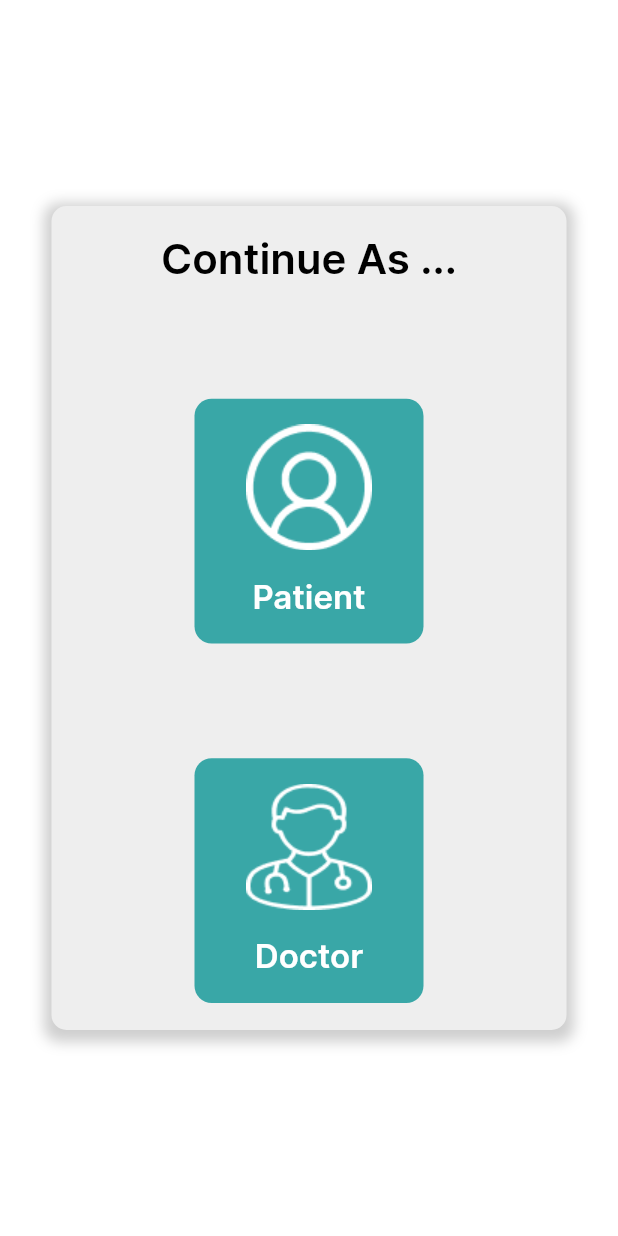
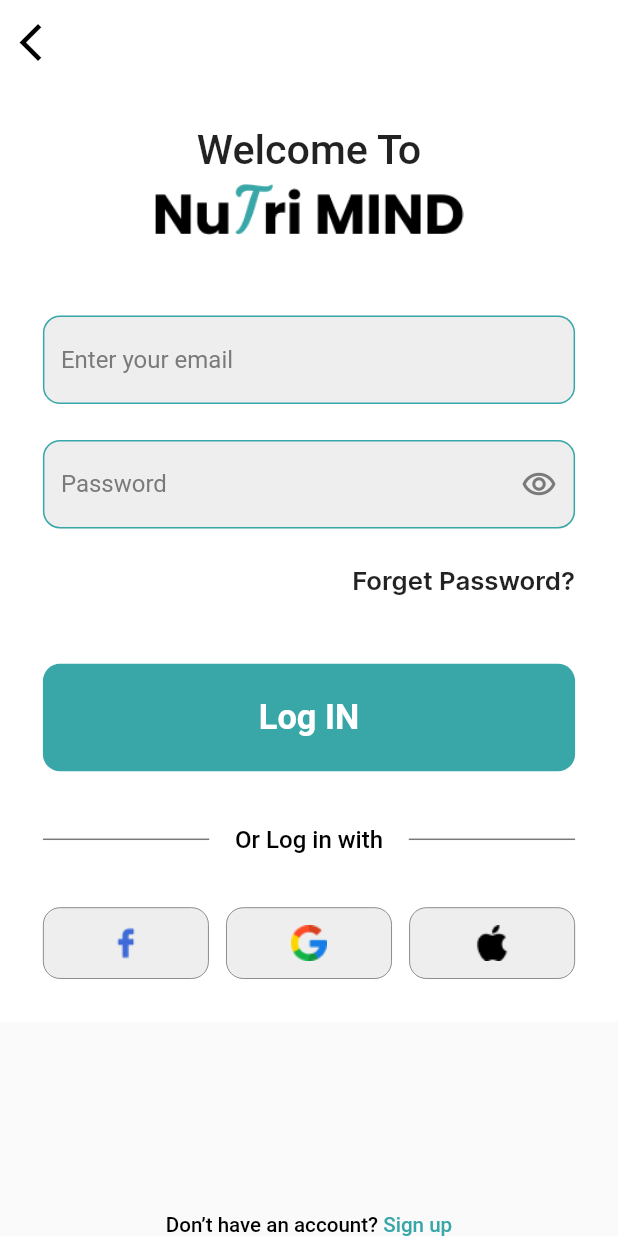
Before and after one commit to Euphoria-Team-Nutri-Mind-App-Website/NutriMind_Flutter, a Flutter app: the ContinueScreen screen opened by its route, after a tap on "Patient", on a phone screen of 412 x 824 dp. Run offline on Flutter 3.47's test engine with Material 2 defaults, Android fonts, the light colour scheme and no system bars; our stand-ins replace animated_splash_screen, bloc, flutter_bloc, flutter_screenutil, page_transition; Roboto replaces fonts that are missing (Poppins).

Commit message:
Auth Screens (Login&Signup)

```diff
--- /dev/null
+++ b/lib/modules/ui/auth_screens/login_screen.dart
@@ -0,0 +1,166 @@
+import 'package:flutter/material.dart';
+import 'package:flutter_screenutil/flutter_screenutil.dart';
+import '../../../shared/Constants/colors.dart';
+import '../../../shared/widgets/screens_widgets.dart';
+
+class LoginScreen extends StatefulWidget {
+  const LoginScreen({Key? key}) : super(key: key);
+
+  @override
+  State<LoginScreen> createState() => _LoginScreenState();
+}
+
+class _LoginScreenState extends State<LoginScreen> {
+  final emailController = TextEditingController();
+  @override
+  Widget build(BuildContext context) {
+    return Scaffold(
+      appBar: AppBar(
+        backgroundColor: Colors.white,
+        elevation: 0.sp,
+        leading: IconButton(
+            onPressed: () {
+              Navigator.pushNamed(context, 'ContinueScreen');
+            },
+            icon: const Icon(
+              Icons.arrow_back_ios,
+              color: MyColors.black,
+              size: 30,
+            )),
+      ),
+      body: SingleChildScrollView(
+        child: SafeArea(
+          child: Container(
+            padding: EdgeInsets.all(25.sp),
+            color: MyColors.white,
+            child: Column(
+              mainAxisAlignment: MainAxisAlignment.spaceEvenly,
+              crossAxisAlignment: CrossAxisAlignment.center,
+              children: [
+                Text(
+                  "Welcome To",
+                  style: TextStyle(
+                      fontWeight: FontWeight.w500,
+                      fontSize: 24.sp,
+                      fontFamily: 'Poppins'),
+                ),
+                SizedBox(
+                  height: 5.h,
+                ),
+                Image(
+                  image: const AssetImage(
+                    "assets/images/logo.png",
+                  ),
+                  width: 180.w,
+                ),
+                SizedBox(
+                  height: 45.h,
+                ),
+                const MyTextField(
+                  hintText: 'Enter your email',
+                  obscureText: false,
+                  textType: TextInputType.emailAddress,
+                ),
+                SizedBox(
+                  height: 20.h,
+                ),
+                const MyTextField(
+                  textType: TextInputType.number,
+                  hintText: 'Password',
+                  obscureText: false,
+                  suffixIcon:
+                  Icon(Icons.remove_red_eye_outlined, color: MyColors.grey),
+                ),
+                SizedBox(
+                  height: 20.h,
+                ),
+                Row(
+                  mainAxisAlignment: MainAxisAlignment.end,
+                  children: [
+                    InkWell(
+                      onTap: () {
+                        Navigator.pushNamed(context, 'ForgetPassword');
+                      },
+                      child: Text(
+                        "Forget Password?",
+                        style: TextStyle(
+                          fontFamily: 'Inter',
+                          fontSize: 15.sp,
+                          fontWeight: FontWeight.w600,
+                        ),
+                      ),
+                    ),
+                  ],
+                ),
+                SizedBox(
+                  height: 38.h,
+                ),
+                InkWell(
+                  child: MyBlueButton(
+                    text: "Log IN",
+                    page: 'HomeScreen',
+                  ),
+                ),
+                SizedBox(
+                  height: 30.h,
+                ),
+                Row(
+                  children: [
+                    const Expanded(
+                        child: Divider(
+                          thickness: 1,
+                          color: MyColors.grey,
+                        )),
+                    SizedBox(
+                      width: 15.w,
+                    ),
+                    Text(
+                      "Or Log in with",
+                      style: TextStyle(
+                          color: MyColors.black,
+                          fontSize: 14.sp,
+                          fontWeight: FontWeight.w500,
+                          fontFamily: 'Poppins'),
+                    ),
+                    SizedBox(
+                      width: 15.w,
+                    ),
+                    const Expanded(
+                        child: Divider(
+                          thickness: 1,
+                          color: MyColors.grey,
+                        )),
+                  ],
+                ),
+                SizedBox(
+                  height: 30.h,
+                ),
+                Row(
+                  children: [
+                    const MySmallButton(imageAsset: "assets/images/face.png"),
+                    SizedBox(
+                      width: 10.w,
+                    ),
+                    const MySmallButton(imageAsset: "assets/images/google.png"),
+                    SizedBox(
+                      width: 10.w,
+                    ),
+                    const MySmallButton(imageAsset: "assets/images/apple.png"),
+                  ],
+                ),
+              ],
+            ),
+          ),
+        ),
+      ),
+      bottomNavigationBar: BottomAppBar(
+        color: Colors.transparent,
+        elevation: 0.sp,
+        child: const MyTextGroup(
+            staticText: "Don’t have an account?",
+            dynamicText: " Sign up",
+            page: 'SignUpScreen'),
+      ),
+    );
+  }
+}
--- a/lib/modules/ui/continue_screen.dart
+++ b/lib/modules/ui/continue_screen.dart
@@ -1,4 +1,3 @@
-import 'package:flutter/cupertino.dart';
 import 'package:flutter/material.dart';
 import 'package:flutter_screenutil/flutter_screenutil.dart';
 import '../../shared/Constants/colors.dart';
@@ -18,7 +17,7 @@
             width: 300.w,
             height: 460.h,
             decoration: BoxDecoration(
-              borderRadius: BorderRadius.circular(10),
+              borderRadius: BorderRadius.circular(10.r),
               color: MyColors.lightGrey,
               boxShadow: [
                 BoxShadow(
@@ -30,23 +29,20 @@
               ],
             ),
             child: Padding(
-              padding: const EdgeInsets.all(18.0),
+              padding: EdgeInsets.all(18.sp),
               child: Column(
                 mainAxisAlignment: MainAxisAlignment.spaceBetween,
                 //crossAxisAlignment: CrossAxisAlignment.center,
                 children: [
-                  const Text(
+                  Text(
                     "Continue As ...",
                     style: TextStyle(
                         fontWeight: FontWeight.w600,
-                        fontSize: 28,
+                        fontSize: 28.sp,
                         fontFamily: 'Inter',
                         color: MyColors.black,
                         decoration: TextDecoration.none),
                   ),
-                  // SizedBox(
-                  //   height: 30.h,
-                  // ),
                   InkWell(
                     onTap: () {
                       Navigator.pushNamed(context, 'LoginScreen');
@@ -62,7 +58,7 @@
                         children: [
                           const Image(
                               image:
-                                  AssetImage("assets/images/patienticon.png")),
+                              AssetImage("assets/images/patienticon.png")),
                           SizedBox(
                             height: 15.h,
                           ),
@@ -76,9 +72,6 @@
                       ),
                     ),
                   ),
-                  // SizedBox(
-                  //   height: 30.h,
-                  // ),
                   InkWell(
                     onTap: () {},
                     child: Container(
@@ -92,14 +85,14 @@
                         children: [
                           const Image(
                               image:
-                                  AssetImage("assets/images/doctoricon.png")),
+                              AssetImage("assets/images/doctoricon.png")),
                           SizedBox(
                             height: 15.h,
                           ),
-                          const Text("Doctor",
+                          Text("Doctor",
                               style: TextStyle(
                                   fontWeight: FontWeight.w600,
-                                  fontSize: 22,
+                                  fontSize: 22.sp,
                                   fontFamily: 'Inter',
                                   color: MyColors.white)),
                         ],
--- a/lib/shared/widgets/screens_widgets.dart
+++ b/lib/shared/widgets/screens_widgets.dart
@@ -0,0 +1,146 @@
+import 'package:flutter/material.dart';
+import 'package:flutter_screenutil/flutter_screenutil.dart';
+import '../Constants/colors.dart';
+
+class MyTextField extends StatelessWidget {
+  final controller;
+  final validator;
+  final suffixIcon;
+  final textType;
+  final String hintText;
+  final bool obscureText;
+
+  const MyTextField({
+    super.key,
+    required this.hintText,
+    required this.obscureText,
+    this.controller,
+    this.suffixIcon,
+    required this.textType,
+    this.validator,
+  });
+
+  @override
+  Widget build(BuildContext context) {
+    return TextFormField(
+      keyboardType: textType,
+      controller: controller,
+      obscureText: obscureText,
+      validator: (input) {
+        if (controller.text.isEmpty) {
+          return '$hintText must not be empty';
+        } else {
+          return null;
+        }
+      },
+      decoration: InputDecoration(
+        enabledBorder: OutlineInputBorder(
+            borderSide: const BorderSide(color: MyColors.darkBlue),
+            borderRadius: BorderRadius.circular(10.r)),
+        focusedBorder: OutlineInputBorder(
+            borderSide: const BorderSide(color: MyColors.grey),
+            borderRadius: BorderRadius.circular(10.r)),
+        fillColor: MyColors.lightGrey,
+        filled: true,
+        hintText: hintText,
+        hintStyle: const TextStyle(color: MyColors.grey),
+        suffixIcon: suffixIcon,
+      ),
+    );
+  }
+}
+
+class MyBlueButton extends StatelessWidget {
+  final text;
+  final page;
+  const MyBlueButton({Key? key, required this.text, this.page}) : super(key: key);
+
+  @override
+  Widget build(BuildContext context) {
+    return InkWell(
+      onTap: () {
+        Navigator.pushNamed(context, '$page');
+      },
+      child: Container(
+        width: double.infinity,
+        height: 60.h,
+        decoration: BoxDecoration(
+          color: MyColors.darkBlue,
+          borderRadius: BorderRadius.circular(10.r),
+        ),
+        child: Center(
+          child: Text(
+            "$text",
+            style: TextStyle(
+                fontFamily: 'Poppins',
+                fontSize: 20.sp,
+                fontWeight: FontWeight.w600,
+                color: MyColors.white),
+          ),
+        ),
+      ),
+    );
+  }
+}
+
+class MySmallButton extends StatelessWidget {
+  final String imageAsset;
+  const MySmallButton({Key? key, required this.imageAsset}) : super(key: key);
+
+  @override
+  Widget build(BuildContext context) {
+    return Expanded(
+      child: Container(
+        height: 40.h,
+        decoration: BoxDecoration(
+          color: MyColors.lightGrey,
+          borderRadius: BorderRadius.circular(10.r),
+          border: Border.all(
+              color: MyColors.grey, width: 0.5.w, style: BorderStyle.solid),
+        ),
+        child: Image(
+          image: AssetImage(imageAsset),
+        ),
+      ),
+    );
+  }
+}
+
+class MyTextGroup extends StatelessWidget {
+  final staticText;
+  final dynamicText;
+  final page;
+  const MyTextGroup({
+    Key? key,
+    required this.staticText,
+    required this.dynamicText,
+    required this.page,
+  }) : super(key: key);
+
+  @override
+  Widget build(BuildContext context) {
+    return Row(mainAxisAlignment: MainAxisAlignment.center, children: [
+      Text(
+        '$staticText',
+        style: TextStyle(
+            fontFamily: 'Poppins',
+            fontSize: 12.sp,
+            fontWeight: FontWeight.w500,
+            color: MyColors.black),
+      ),
+      InkWell(
+        onTap: () {
+          Navigator.pushNamed(context, '$page');
+        },
+        child: Text(
+          '$dynamicText',
+          style: TextStyle(
+              fontFamily: 'Poppins',
+              fontSize: 12.sp,
+              fontWeight: FontWeight.w500,
+              color: MyColors.darkBlue),
+        ),
+      ),
+    ]);
+  }
+}
```
Also changed, not shown: lib/main.dart (+7 -0 lines), lib/modules/blocs/auth_cubit/auth_cubit.dart (+61 -0 lines), lib/modules/blocs/auth_cubit/auth_state.dart (+21 -0 lines), lib/modules/ui/auth_screens/sign_up_screen.dart (added, +229 -0 lines), lib/modules/ui/home_screen/home_screen.dart (added, +10 -0 lines), lib/modules/ui/interface_screen.dart (+6 -6 lines), lib/shared/widgets/auth_widgets.dart (+28 -0 lines).
